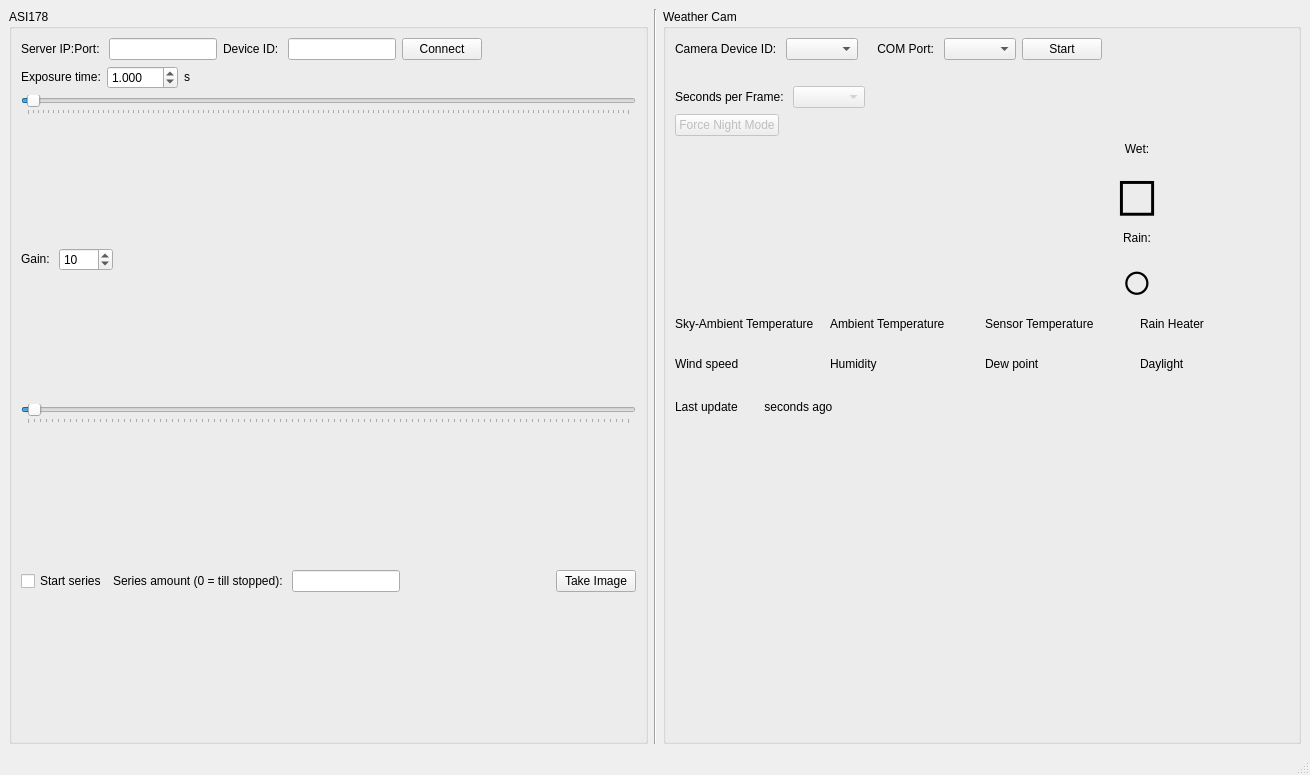
Before: the Qt Designer form guidercam.ui in SGCMarkus/GuiderCam, drawn with Qt 5.
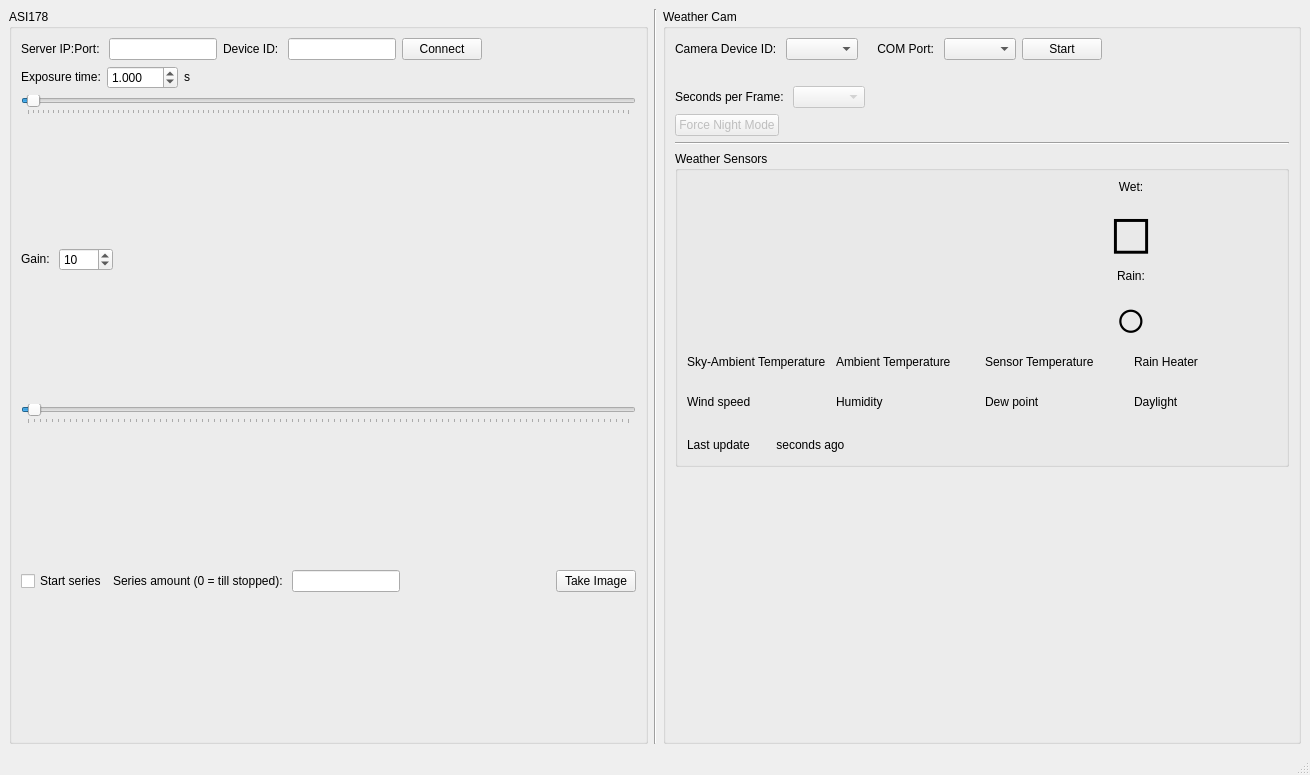
After: the same form once the commit is applied.

Commit message: GUI: Add functional support for Weather Data

What changed in the file:
```diff
--- a/guidercam.ui
+++ b/guidercam.ui
@@ -459,6 +459,19 @@
                 </layout>
                </item>
                <item>
+                <widget class="Line" name="line_2">
+                 <property name="orientation">
+                  <enum>Qt::Horizontal</enum>
+                 </property>
+                </widget>
+               </item>
+               <item>
+                <widget class="QGroupBox" name="groupBox_3">
+                 <property name="title">
+                  <string>Weather Sensors</string>
+                 </property>
+                 <layout class="QVBoxLayout" name="verticalLayout_17">
+                  <item>
                 <layout class="QVBoxLayout" name="verticalLayout_14">
                  <item>
                   <layout class="QHBoxLayout" name="horizontalLayout_15">
@@ -793,6 +806,9 @@
                   </layout>
                  </item>
                 </layout>
+                  </item>
+                 </layout>
+                </widget>
                </item>
               </layout>
              </item>
```
Lines whose indentation alone changed are shown as unchanged. The commit also changes 3 other files.
